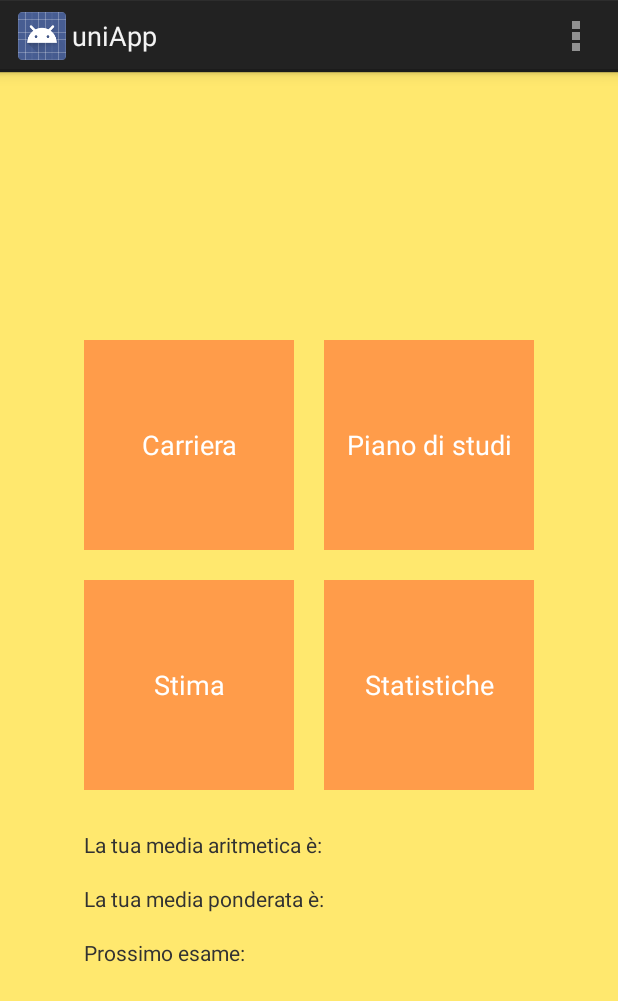
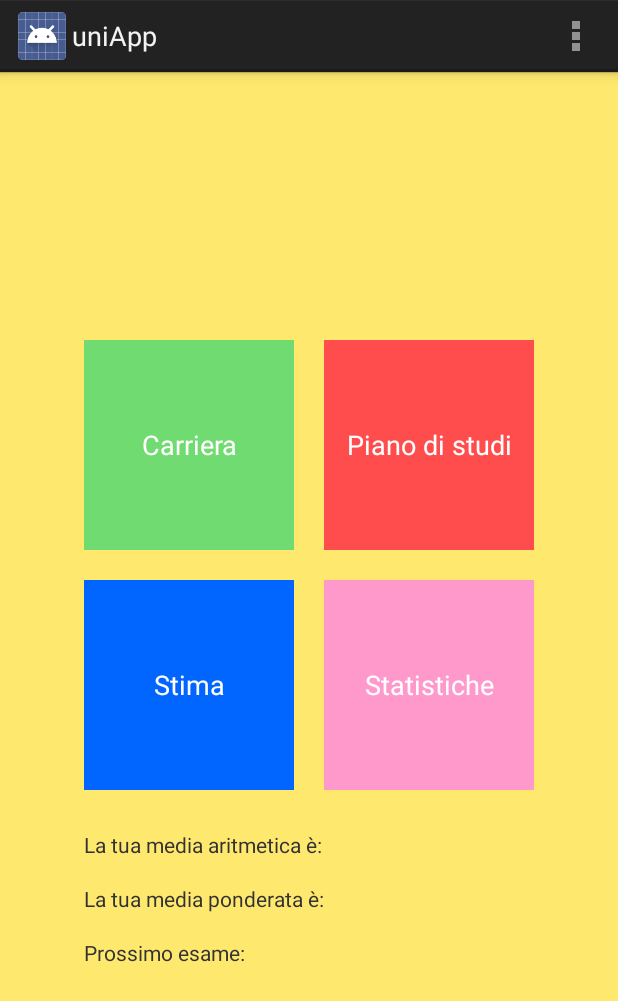
Before and after one commit to Ibbus93/IUM, an Android app: the screen it shows after launch (MainActivity), on a phone screen of 412 x 824 dp. Shown: the top 1001 px of the screen. Run offline under Robolectric (Android 15) with nearby library versions, the phone set to English and light mode, and no system bars.

Commit message:
Colors added

```diff
--- a/app/src/main/java/android/valarmorghulis/unica/it/uniapp/PianoStudi.java
+++ b/app/src/main/java/android/valarmorghulis/unica/it/uniapp/PianoStudi.java
@@ -12,6 +12,7 @@ public class PianoStudi extends Activity {
     protected void onCreate(Bundle savedInstanceState) {
         super.onCreate(savedInstanceState);
         setContentView(R.layout.activity_piano_studi);
+
     }
 
 
--- a/app/src/main/res/layout/activity_carriera.xml
+++ b/app/src/main/res/layout/activity_carriera.xml
@@ -7,11 +7,13 @@
     android:paddingTop="@dimen/activity_vertical_margin"
     android:paddingBottom="@dimen/activity_vertical_margin"
     tools:context="android.valarmorghulis.unica.it.uniapp.Carriera"
-    android:background="@color/light_yellow">
+    android:background="@color/green">
 
     <TextView
         android:text="@string/carriera"
         android:layout_width="wrap_content"
-        android:layout_height="wrap_content" />
+        android:layout_height="wrap_content"
+        android:textAppearance="?android:attr/textAppearanceLarge"
+        android:textColor="@color/white"/>
 
 </RelativeLayout>
--- a/app/src/main/res/layout/activity_main.xml
+++ b/app/src/main/res/layout/activity_main.xml
@@ -15,7 +15,7 @@
         android:layout_alignParentStart="true"
         android:layout_marginRight="20dp"
         android:layout_marginBottom="20dp"
-        android:background="@color/orange"
+        android:background="@color/green"
         android:textColor="@color/white"
         />
 
@@ -26,7 +26,7 @@
         android:id="@+id/piano_studi_button"
         android:layout_alignTop="@+id/carriera_button"
         android:layout_toEndOf="@+id/carriera_button"
-        android:background="@color/orange"
+        android:background="@color/red"
         android:textColor="@color/white"
         />
 
@@ -37,7 +37,7 @@
         android:id="@+id/stima_button"
         android:layout_below="@+id/carriera_button"
         android:layout_alignStart="@+id/carriera_button"
-        android:background="@color/orange"
+        android:background="@color/blue"
         android:textColor="@color/white"
         />
 
@@ -48,7 +48,7 @@
         android:id="@+id/statistiche_button"
         android:layout_alignTop="@+id/stima_button"
         android:layout_alignStart="@+id/piano_studi_button"
-        android:background="@color/orange"
+        android:background="@color/pink"
         android:textColor="@color/white"
         />
 
--- a/app/src/main/res/layout/activity_piano_studi.xml
+++ b/app/src/main/res/layout/activity_piano_studi.xml
@@ -6,7 +6,7 @@
     android:paddingRight="@dimen/activity_horizontal_margin"
     android:paddingTop="@dimen/activity_vertical_margin"
     android:paddingBottom="@dimen/activity_vertical_margin"
-    android:background="@color/light_yellow"
+    android:background="@color/red"
     tools:context="android.valarmorghulis.unica.it.uniapp.PianoStudi">
 
     <RelativeLayout
--- a/app/src/main/res/layout/activity_statistiche.xml
+++ b/app/src/main/res/layout/activity_statistiche.xml
@@ -7,11 +7,13 @@
     android:paddingTop="@dimen/activity_vertical_margin"
     android:paddingBottom="@dimen/activity_vertical_margin"
     tools:context="android.valarmorghulis.unica.it.uniapp.Statistiche"
-    android:background="@color/light_yellow">
+    android:background="@color/pink">
 
     <TextView
         android:text="@string/statistiche"
         android:layout_width="wrap_content"
-        android:layout_height="wrap_content" />
+        android:layout_height="wrap_content"
+        android:textAppearance="?android:attr/textAppearanceLarge"
+        android:textColor="@color/white"/>
 
 </RelativeLayout>
--- a/app/src/main/res/values/strings.xml
+++ b/app/src/main/res/values/strings.xml
@@ -20,5 +20,9 @@
     <color name="orange">#FF9C4A</color>
     <color name="white">#FFF</color>
     <color name="light_yellow">#FFE86E</color>
+    <color name="pink">#FF99CC</color>
+    <color name="red">#FF4D4D</color>
+    <color name="green">#70DB70</color>
+    <color name="blue">#0066FF</color>
 
 </resources>
```
Also changed, not shown: app/src/main/res/layout/activity_stima.xml (+8 -1 lines), 21 other files.
